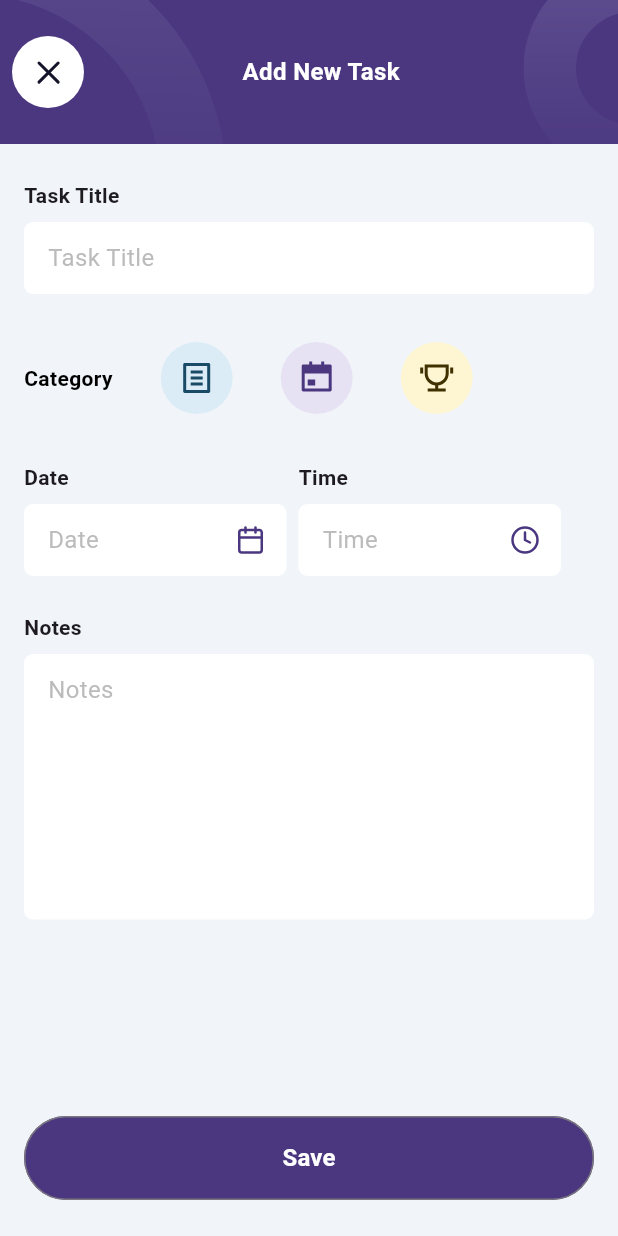
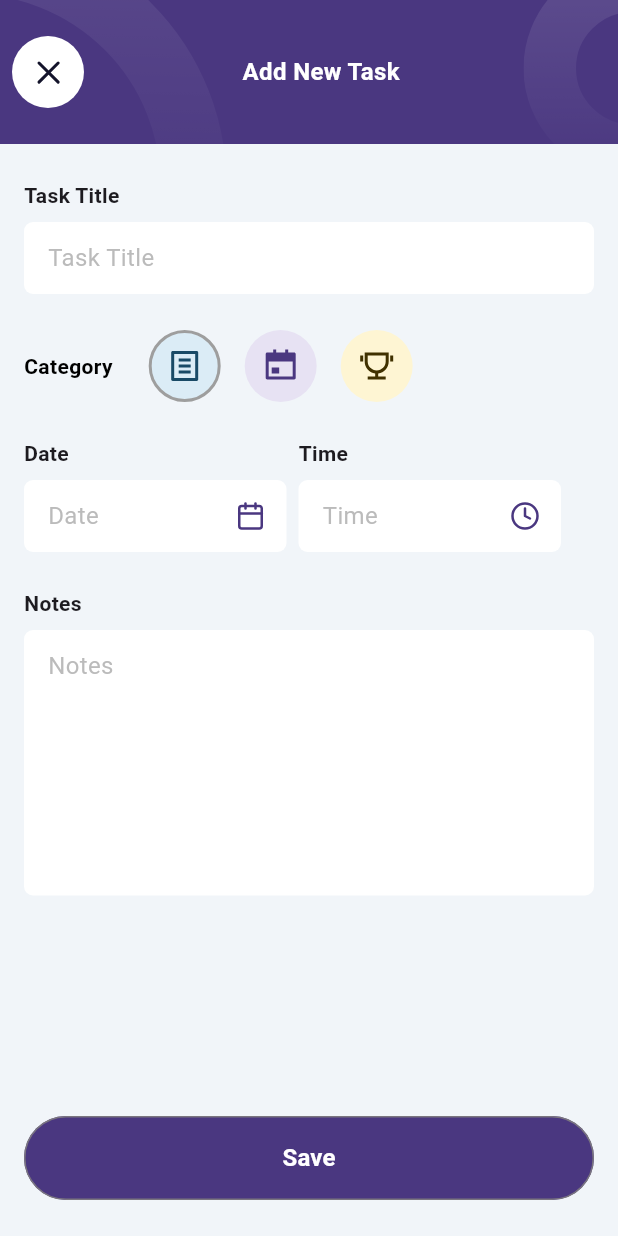
Before and after one commit to anhkien7780/todo_app, a Flutter app: the screen it shows after launch, after a tap on "Add New Task", on a phone screen of 412 x 824 dp. Run offline on Flutter 3.47's test engine with Material 3 defaults, Android fonts, the phone set to English and light mode, and no system bars; our stand-ins replace flutter_svg.

Commit message:
feat: Add view model for AddNewTaskScreen, add category selector widget

```diff
--- /dev/null
+++ b/devtools_options.yaml
@@ -0,0 +1,3 @@
+description: This file stores settings for Dart & Flutter DevTools.
+documentation: https://docs.flutter.dev/tools/devtools/extensions#configure-extension-enablement-states
+extensions:
--- a/lib/main.dart
+++ b/lib/main.dart
@@ -1,6 +1,8 @@
 import 'package:flutter/material.dart';
 import 'package:provider/provider.dart';
+import 'package:todo_app/screens/add_new_task_screen.dart';
 import 'package:todo_app/screens/todos_screen.dart';
+import 'package:todo_app/view_models/add_new_task_view_model.dart';
 import 'package:todo_app/view_models/todos_view_model.dart';
 
 void main() {
--- a/lib/screens/add_new_task_screen.dart
+++ b/lib/screens/add_new_task_screen.dart
@@ -1,10 +1,11 @@
 import 'package:flutter/material.dart';
-import 'package:todo_app/models/category.dart';
-import 'package:todo_app/widgets/category_button.dart';
+import 'package:provider/provider.dart';
+import 'package:todo_app/view_models/add_new_task_view_model.dart';
 import 'package:todo_app/widgets/custom_text_field.dart';
 import 'package:todo_app/widgets/svg_image.dart';
 
 import '../widgets/add_new_task_screen_header.dart';
+import '../widgets/category_selector.dart';
 
 class AddNewTaskScreen extends StatelessWidget {
   const AddNewTaskScreen({super.key});
@@ -16,14 +17,49 @@ class AddNewTaskScreen extends StatelessWidget {
         color: Color(0xffF1F5F9),
         child: Column(
           children: [
-            AddNewTaskScreenHeader(onCloseButtonPressed: () {
+            AddNewTaskScreenHeader(
+              onCloseButtonPressed: () {
                 Navigator.pop(context);
-            },),
+              },
+            ),
+            SizedBox(height: 24),
+            _buildBody(context),
+            const Spacer(),
             Padding(
+              padding: const EdgeInsets.symmetric(horizontal: 16),
+              child: SizedBox(
+                width: double.infinity,
+                height: 56,
+                child: OutlinedButton(
+                  onPressed: () {
+
+                  },
+                  style: ButtonStyle(
+                    backgroundColor: WidgetStatePropertyAll(Color(0xff4A3780)),
+                  ),
+                  child: const Text(
+                    "Save",
+                    style: TextStyle(
+                      fontSize: 16,
+                      fontWeight: FontWeight.w700,
+                      color: Colors.white,
+                    ),
+                  ),
+                ),
+              ),
+            ),
+            const SizedBox(height: 24),
+          ],
+        ),
+      ),
+    );
+  }
+
+  Widget _buildBody(BuildContext context) {
+    return Padding(
       padding: const EdgeInsets.symmetric(horizontal: 16),
       child: Column(
         children: [
-                  SizedBox(height: 24),
           Column(
             spacing: 24,
             children: [
@@ -32,37 +68,19 @@ class AddNewTaskScreen extends StatelessWidget {
                 maxLines: 1,
                 hint: "Task Title",
                 onChange: (value) {
-
+                  context.read<AddNewTaskViewModel>().updateOnly(title: value);
                 },
               ),
-                      Row(
-                        crossAxisAlignment: CrossAxisAlignment.center,
-                        spacing: 24,
-                        children: [
-                          Text(
-                            "Category",
-                            style: TextStyle(
-                              fontSize: 14,
-                              fontWeight: FontWeight.w600,
-                              color: Colors.black,
-                            ),
-                          ),
-                          Row(
-                            spacing: 16,
-                            children: [
-                              CategoryButton(category: Category.task),
-                              CategoryButton(category: Category.event),
-                              CategoryButton(category: Category.goal),
-                            ],
-                          ),
-                        ],
-                      ),
+              CategorySelector(),
               Row(
                 spacing: 8,
                 children: [
                   CustomTextField(
                     hint: "Date",
                     title: "Date",
+                    onChange: (value) {
+                      context.read<AddNewTaskViewModel>().updateOnly(date: value);
+                    },
                     width: 175,
                     suffixIcon: IconButton(
                       onPressed: () {},
@@ -79,6 +97,9 @@ class AddNewTaskScreen extends StatelessWidget {
                   CustomTextField(
                     hint: "Time",
                     title: "Time",
+                    onChange: (value) {
+                      context.read<AddNewTaskViewModel>().updateOnly(time: value);
+                    },
                     width: 175,
                     suffixIcon: IconButton(
                       onPressed: () {},
@@ -94,38 +115,17 @@ class AddNewTaskScreen extends StatelessWidget {
                   ),
                 ],
               ),
-                      CustomTextField(hint: "Notes", title: "Notes", height: 177),
+              CustomTextField(
+                hint: "Notes",
+                title: "Notes",
+                height: 177,
+                onChange: (value) {
+                  context.read<AddNewTaskViewModel>().updateOnly(note: value);
+                },
+              ),
             ],
           ),
-
         ],
-              ),
-            ),
-            const Spacer(),
-            Padding(
-              padding: const EdgeInsets.symmetric(horizontal: 16),
-              child: SizedBox(
-                width: double.infinity,
-                height: 56,
-                child: OutlinedButton(
-                  onPressed: () {},
-                  style: ButtonStyle(
-                    backgroundColor: WidgetStatePropertyAll(Color(0xff4A3780)),
-                  ),
-                  child: Text(
-                    "Save",
-                    style: TextStyle(
-                      fontSize: 16,
-                      fontWeight: FontWeight.w700,
-                      color: Colors.white,
-                    ),
-                  ),
-                ),
-              ),
-            ),
-            const SizedBox(height: 24,)
-          ],
-        ),
       ),
     );
   }
--- a/lib/screens/todos_screen.dart
+++ b/lib/screens/todos_screen.dart
@@ -4,6 +4,7 @@ import 'package:todo_app/models/todo.dart';
 import 'package:todo_app/screens/add_new_task_screen.dart';
 import 'package:todo_app/widgets/todo_item.dart';
 
+import '../view_models/add_new_task_view_model.dart';
 import '../view_models/todos_view_model.dart';
 import '../widgets/todos_screen_header.dart';
 
@@ -90,7 +91,10 @@ class TodosScreen extends StatelessWidget {
                       isScrollControlled: true,
                       useSafeArea: true,
                       builder: (context) {
-                        return AddNewTaskScreen();
+                        return ChangeNotifierProvider(
+                          create: (context) => AddNewTaskViewModel(),
+                          child: AddNewTaskScreen(),
+                        );
                       },
                     );
                   },
--- a/lib/widgets/category_button.dart
+++ b/lib/widgets/category_button.dart
@@ -2,41 +2,40 @@ import 'package:flutter/material.dart';
 import 'package:flutter_svg/flutter_svg.dart';
 import 'package:todo_app/models/category.dart';
 
-class CategoryButton extends StatefulWidget {
+class CategoryButton extends StatelessWidget {
   final Category category;
   final VoidCallback? onPressed;
-  final bool? isSelected;
+  final bool isSelected;
 
   const CategoryButton({
     super.key,
     required this.category,
     this.onPressed,
-    this.isSelected,
+    required this.isSelected,
   });
 
   @override
-  State<CategoryButton> createState() => _CategoryButtonState();
-}
-
-class _CategoryButtonState extends State<CategoryButton> {
-  @override
   Widget build(BuildContext context) {
-    return IconButton(
-      onPressed: () {
-        widget.onPressed;
-      },
-      icon: Container(
-        width: 48,
-        height: 48,
-        decoration: BoxDecoration(shape: BoxShape.circle, color: _buildColor()),
-        child: _buildIcon(),
+    return Container(
+      width: 48,
+      height: 48,
+      decoration: BoxDecoration(
+        shape: BoxShape.circle,
+        color: _buildColor(),
+        border: isSelected
+            ? Border.fromBorderSide(BorderSide(color: Colors.grey, width: 2))
+            : null,
+      ),
+      child: IconButton(
+        onPressed: onPressed,
+        icon: _buildIcon(),
       ),
     );
   }
 
   Widget _buildIcon() {
     String path;
-    switch (widget.category) {
+    switch (category) {
       case Category.task:
         path = "lib/assets/icons/ic_task.svg";
         break;
@@ -53,7 +52,7 @@ class _CategoryButtonState extends State<CategoryButton> {
   }
 
   Color _buildColor() {
-    switch (widget.category) {
+    switch (category) {
       case Category.task:
         return Color(0xffDBECF6);
       case Category.event:
--- /dev/null
+++ b/lib/widgets/category_selector.dart
@@ -0,0 +1,76 @@
+import 'package:flutter/material.dart';
+import 'package:provider/provider.dart';
+
+import '../models/category.dart';
+import '../view_models/add_new_task_view_model.dart';
+import 'category_button.dart';
+
+class CategorySelector extends StatefulWidget {
+  final Category? selectedCategory;
+  const CategorySelector({super.key, this.selectedCategory});
+  @override
+  State<CategorySelector> createState() => _CategorySelectorState();
+}
+
+class _CategorySelectorState extends State<CategorySelector> {
+  late Category selectedCategory;
+
+  @override
+  void initState() {
+    super.initState();
+    selectedCategory = widget.selectedCategory ?? Category.task;
+  }
+
+  @override
+  Widget build(BuildContext context) {
+    return Row(
+      crossAxisAlignment: CrossAxisAlignment.center,
+      spacing: 24,
+      children: [
+        const Text(
+          "Category",
+          style: TextStyle(
+            fontSize: 14,
+            fontWeight: FontWeight.w600,
+            color: Colors.black,
+          ),
+        ),
+        Row(
+          spacing: 16,
+          children: [
+            CategoryButton(
+              category: Category.task,
+              onPressed: () {
+                context.read<AddNewTaskViewModel>().updateCategory(Category.task);
+                setState(() {
+                  selectedCategory = Category.task;
+                });
+              },
+              isSelected: selectedCategory == Category.task,
+            ),
+            CategoryButton(
+              category: Category.event,
+              onPressed: () {
+                context.read<AddNewTaskViewModel>().updateCategory(Category.event);
+                setState(() {
+                  selectedCategory = Category.event;
+                });
+              },
+              isSelected: selectedCategory == Category.event,
+            ),
+            CategoryButton(
+              category: Category.goal,
+              onPressed: () {
+                context.read<AddNewTaskViewModel>().updateCategory(Category.goal);
+                setState(() {
+                  selectedCategory = Category.goal;
+                });
+              },
+              isSelected: selectedCategory == Category.goal,
+            ),
+          ],
+        ),
+      ],
+    );
+  }
+}
--- a/lib/widgets/todo_item.dart
+++ b/lib/widgets/todo_item.dart
@@ -32,7 +32,7 @@ class _TodoItemState extends State<TodoItem> {
           mainAxisAlignment: MainAxisAlignment.center,
           crossAxisAlignment: CrossAxisAlignment.center,
           children: [
-            CategoryButton(category: widget.todo.category),
+            CategoryButton(category: widget.todo.category, isSelected: false,),
             Expanded(
               child: Column(
                 crossAxisAlignment: CrossAxisAlignment.start,
```
Also changed, not shown: lib/view_models/add_new_task_view_model.dart (added, +29 -0 lines). Lines whose indentation alone changed are shown as unchanged.
